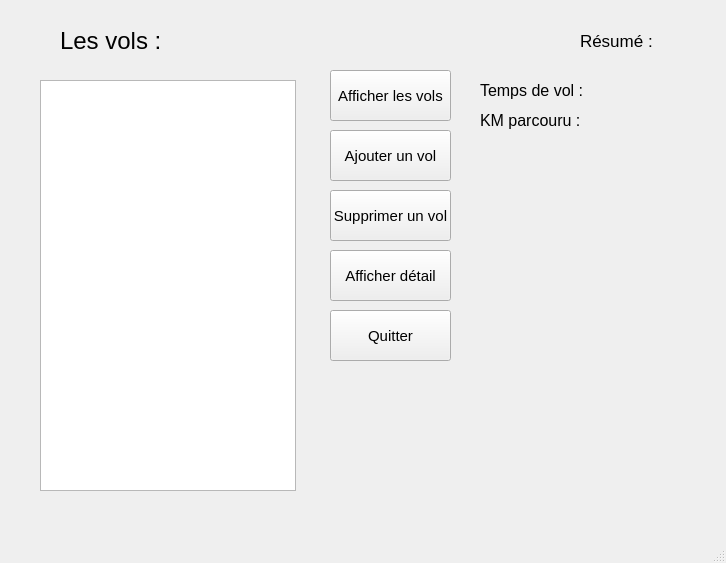
First picture: the form in ui/main.ui, repository etresoi/parapente, before the edit.
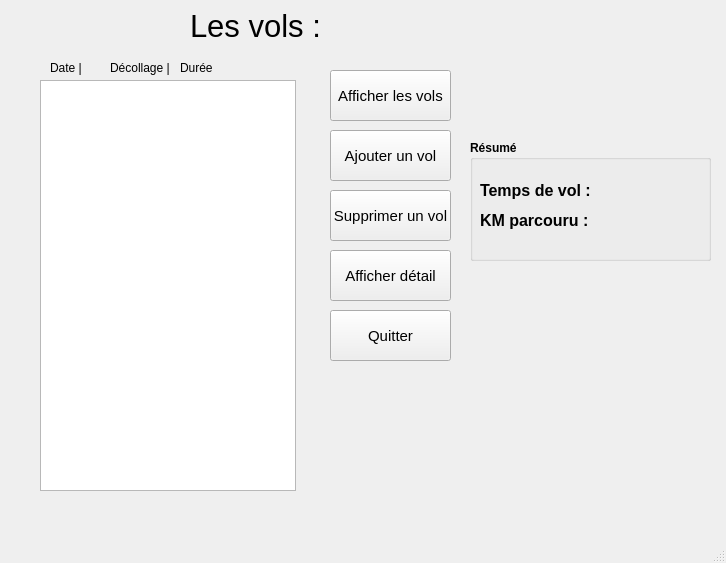
Second picture: the form after the edit.

Commit message: Ajout des fermetures de fen^tres pour quitter. Modification des fenêtres

```diff
--- a/ui/main.ui
+++ b/ui/main.ui
@@ -17,15 +17,15 @@
    <widget class="QLabel" name="lb_les_vols">
     <property name="geometry">
      <rect>
-      <x>60</x>
-      <y>30</y>
-      <width>141</width>
-      <height>21</height>
+      <x>190</x>
+      <y>10</y>
+      <width>171</width>
+      <height>31</height>
      </rect>
     </property>
     <property name="font">
      <font>
-      <pointsize>18</pointsize>
+      <pointsize>23</pointsize>
      </font>
     </property>
     <property name="text">
@@ -96,96 +96,6 @@
      </rect>
     </property>
    </widget>
-   <widget class="QLabel" name="lb_Resume">
-    <property name="geometry">
-     <rect>
-      <x>580</x>
-      <y>30</y>
-      <width>81</width>
-      <height>21</height>
-     </rect>
-    </property>
-    <property name="font">
-     <font>
-      <pointsize>13</pointsize>
-     </font>
-    </property>
-    <property name="text">
-     <string>Résumé :</string>
-    </property>
-   </widget>
-   <widget class="QLabel" name="lb_temps_vol">
-    <property name="geometry">
-     <rect>
-      <x>480</x>
-      <y>80</y>
-      <width>111</width>
-      <height>21</height>
-     </rect>
-    </property>
-    <property name="font">
-     <font>
-      <pointsize>12</pointsize>
-     </font>
-    </property>
-    <property name="text">
-     <string>Temps de vol :</string>
-    </property>
-   </widget>
-   <widget class="QLabel" name="lb_resultat_temps_vol">
-    <property name="geometry">
-     <rect>
-      <x>590</x>
-      <y>80</y>
-      <width>111</width>
-      <height>21</height>
-     </rect>
-    </property>
-    <property name="font">
-     <font>
-      <pointsize>12</pointsize>
-     </font>
-    </property>
-    <property name="text">
-     <string/>
-    </property>
-   </widget>
-   <widget class="QLabel" name="lb_km">
-    <property name="geometry">
-     <rect>
-      <x>480</x>
-      <y>110</y>
-      <width>111</width>
-      <height>21</height>
-     </rect>
-    </property>
-    <property name="font">
-     <font>
-      <pointsize>12</pointsize>
-     </font>
-    </property>
-    <property name="text">
-     <string>KM parcouru :</string>
-    </property>
-   </widget>
-   <widget class="QLabel" name="lb_resultat_km">
-    <property name="geometry">
-     <rect>
-      <x>590</x>
-      <y>110</y>
-      <width>111</width>
-      <height>21</height>
-     </rect>
-    </property>
-    <property name="font">
-     <font>
-      <pointsize>12</pointsize>
-     </font>
-    </property>
-    <property name="text">
-     <string/>
-    </property>
-   </widget>
    <widget class="QPushButton" name="pb_afficher_detail">
     <property name="geometry">
      <rect>
@@ -222,6 +132,145 @@
      <string>Quitter</string>
     </property>
    </widget>
+   <widget class="QLabel" name="lb_Main_deco">
+    <property name="geometry">
+     <rect>
+      <x>50</x>
+      <y>60</y>
+      <width>49</width>
+      <height>16</height>
+     </rect>
+    </property>
+    <property name="text">
+     <string>Date |</string>
+    </property>
+   </widget>
+   <widget class="QLabel" name="lb_Main_deco_2">
+    <property name="geometry">
+     <rect>
+      <x>110</x>
+      <y>60</y>
+      <width>61</width>
+      <height>16</height>
+     </rect>
+    </property>
+    <property name="text">
+     <string>Décollage |</string>
+    </property>
+   </widget>
+   <widget class="QLabel" name="lb_Main_duree">
+    <property name="geometry">
+     <rect>
+      <x>180</x>
+      <y>60</y>
+      <width>61</width>
+      <height>16</height>
+     </rect>
+    </property>
+    <property name="text">
+     <string>Durée</string>
+    </property>
+   </widget>
+   <widget class="QGroupBox" name="groupBox">
+    <property name="geometry">
+     <rect>
+      <x>470</x>
+      <y>140</y>
+      <width>241</width>
+      <height>121</height>
+     </rect>
+    </property>
+    <property name="font">
+     <font>
+      <bold>true</bold>
+     </font>
+    </property>
+    <property name="title">
+     <string>Résumé</string>
+    </property>
+    <property name="flat">
+     <bool>false</bool>
+    </property>
+    <widget class="QLabel" name="lb_temps_vol">
+     <property name="geometry">
+      <rect>
+       <x>10</x>
+       <y>40</y>
+       <width>111</width>
+       <height>21</height>
+      </rect>
+     </property>
+     <property name="font">
+      <font>
+       <pointsize>12</pointsize>
+       <bold>true</bold>
+      </font>
+     </property>
+     <property name="text">
+      <string>Temps de vol :</string>
+     </property>
+    </widget>
+    <widget class="QLabel" name="lb_resultat_km">
+     <property name="geometry">
+      <rect>
+       <x>130</x>
+       <y>70</y>
+       <width>91</width>
+       <height>21</height>
+      </rect>
+     </property>
+     <property name="font">
+      <font>
+       <pointsize>12</pointsize>
+       <bold>true</bold>
+      </font>
+     </property>
+     <property name="layoutDirection">
+      <enum>Qt::LeftToRight</enum>
+     </property>
+     <property name="text">
+      <string/>
+     </property>
+    </widget>
+    <widget class="QLabel" name="lb_resultat_temps_vol">
+     <property name="geometry">
+      <rect>
+       <x>130</x>
+       <y>40</y>
+       <width>91</width>
+       <height>21</height>
+      </rect>
+     </property>
+     <property name="font">
+      <font>
+       <pointsize>12</pointsize>
+       <bold>true</bold>
+      </font>
+     </property>
+     <property name="text">
+      <string/>
+     </property>
+    </widget>
+    <widget class="QLabel" name="lb_km">
+     <property name="geometry">
+      <rect>
+       <x>10</x>
+       <y>70</y>
+       <width>111</width>
+       <height>21</height>
+      </rect>
+     </property>
+     <property name="font">
+      <font>
+       <pointsize>12</pointsize>
+       <bold>true</bold>
+      </font>
+     </property>
+     <property name="text">
+      <string>KM parcouru :</string>
+     </property>
+    </widget>
+   </widget>
   </widget>
   <widget class="QMenuBar" name="menubar">
    <property name="geometry">
```
Left out of the diff: 2 changed lines with no effect on the pictures. The commit also changes 5 other files.
